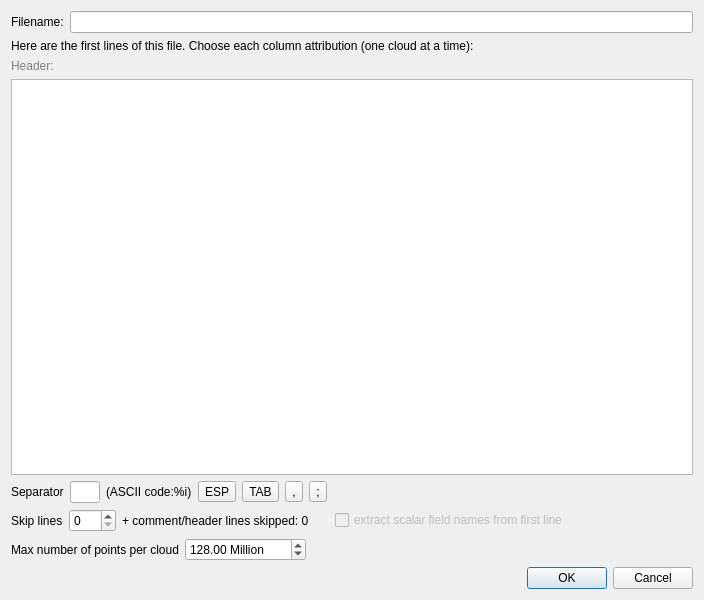
First picture: the form in libs/qCC_io/ui_templates/openAsciiFileDlg.ui, repository archeos/cloudcompare-archeos, before the edit.
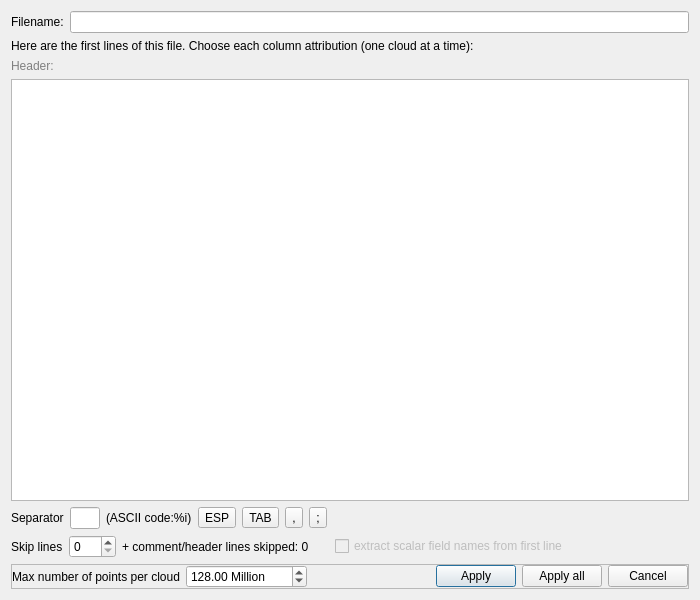
Second picture: the form after the edit.

Patch:
```diff
--- a/libs/qCC_io/ui_templates/openAsciiFileDlg.ui
+++ b/libs/qCC_io/ui_templates/openAsciiFileDlg.ui
@@ -6,7 +6,7 @@
    <rect>
     <x>0</x>
     <y>0</y>
-    <width>704</width>
+    <width>700</width>
     <height>600</height>
    </rect>
   </property>
@@ -230,7 +230,26 @@
     </layout>
    </item>
    <item>
-    <layout class="QHBoxLayout" name="horizontalLayout_4">
+    <widget class="QFrame" name="buttonFrame">
+     <property name="frameShape">
+      <enum>QFrame::StyledPanel</enum>
+     </property>
+     <property name="frameShadow">
+      <enum>QFrame::Raised</enum>
+     </property>
+     <layout class="QHBoxLayout" name="horizontalLayout_5">
+      <property name="leftMargin">
+       <number>0</number>
+      </property>
+      <property name="topMargin">
+       <number>0</number>
+      </property>
+      <property name="rightMargin">
+       <number>0</number>
+      </property>
+      <property name="bottomMargin">
+       <number>0</number>
+      </property>
      <item>
       <widget class="QLabel" name="label_5">
        <property name="text">
@@ -258,28 +277,40 @@
       </widget>
      </item>
      <item>
-      <spacer name="horizontalSpacer">
+       <spacer name="horizontalSpacer_5">
        <property name="orientation">
         <enum>Qt::Horizontal</enum>
        </property>
        <property name="sizeHint" stdset="0">
         <size>
-         <width>40</width>
+          <width>157</width>
          <height>20</height>
         </size>
        </property>
       </spacer>
      </item>
-    </layout>
-   </item>
-   <item>
-    <widget class="QDialogButtonBox" name="buttonBox">
-     <property name="orientation">
-      <enum>Qt::Horizontal</enum>
-     </property>
-     <property name="standardButtons">
-      <set>QDialogButtonBox::Cancel|QDialogButtonBox::Ok</set>
-     </property>
+      <item>
+       <widget class="QPushButton" name="applyButton">
+        <property name="text">
+         <string>Apply</string>
+        </property>
+       </widget>
+      </item>
+      <item>
+       <widget class="QPushButton" name="applyAllButton">
+        <property name="text">
+         <string>Apply all</string>
+        </property>
+       </widget>
+      </item>
+      <item>
+       <widget class="QPushButton" name="cancelButton">
+        <property name="text">
+         <string>Cancel</string>
+        </property>
+       </widget>
+      </item>
+     </layout>
     </widget>
    </item>
   </layout>
```
Left out of the diff: 19 changed lines with no effect on the pictures. Lines whose indentation alone changed are shown as unchanged.
